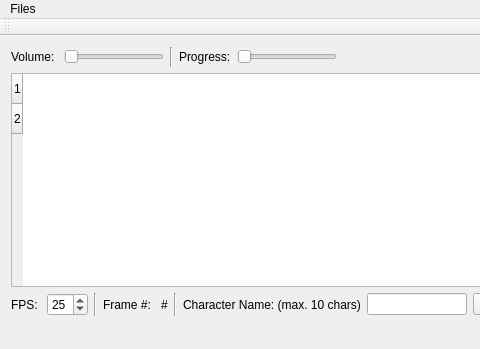
This is mainwindow.ui in davidlamhauge/dalipsync as Qt 5 draws it before an edit; both pictures show x 0 to 480 and y 0 to 349 of the 973 by 349 pixel window. The edited form follows.
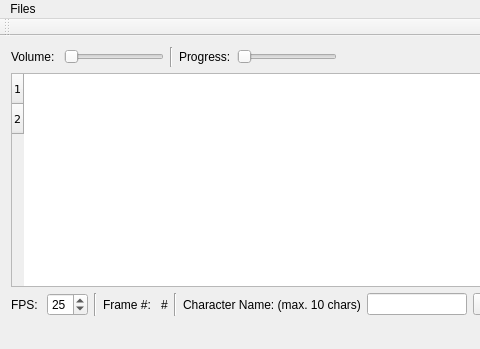
This is the edited form.

What changed in the file:
```diff
--- a/mainwindow.ui
+++ b/mainwindow.ui
@@ -81,6 +81,12 @@
     </item>
     <item>
      <widget class="QTableWidget" name="tableWidget">
+      <property name="font">
+       <font>
+        <family>DejaVu Sans</family>
+        <pointsize>8</pointsize>
+       </font>
+      </property>
       <property name="editTriggers">
        <set>QAbstractItemView::NoEditTriggers</set>
       </property>
```
